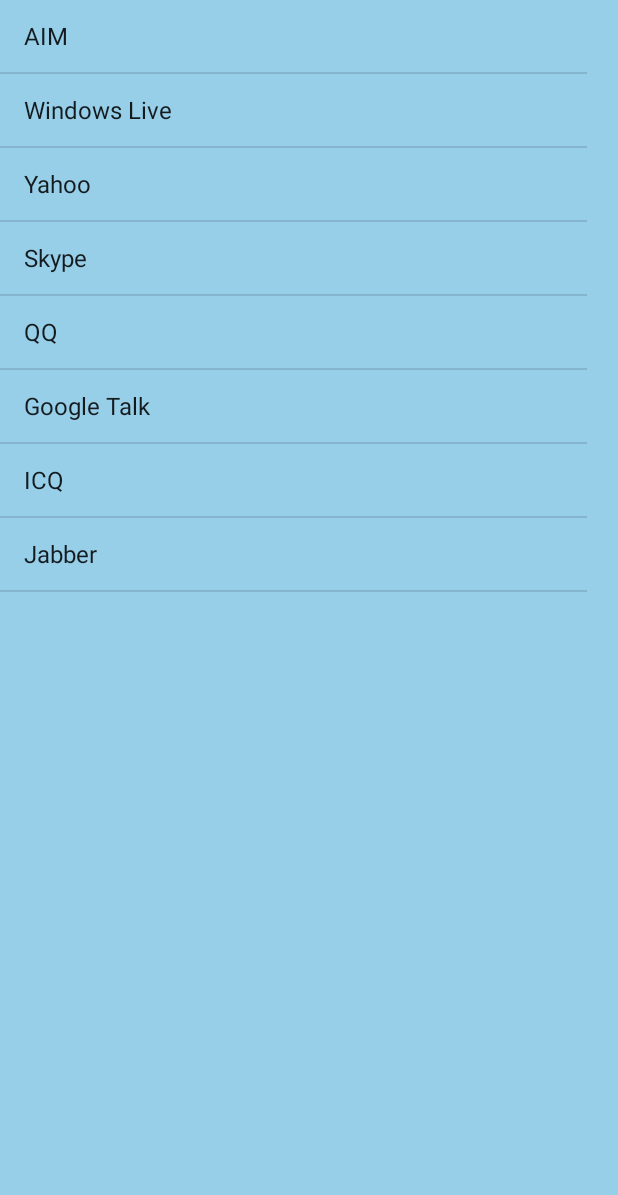
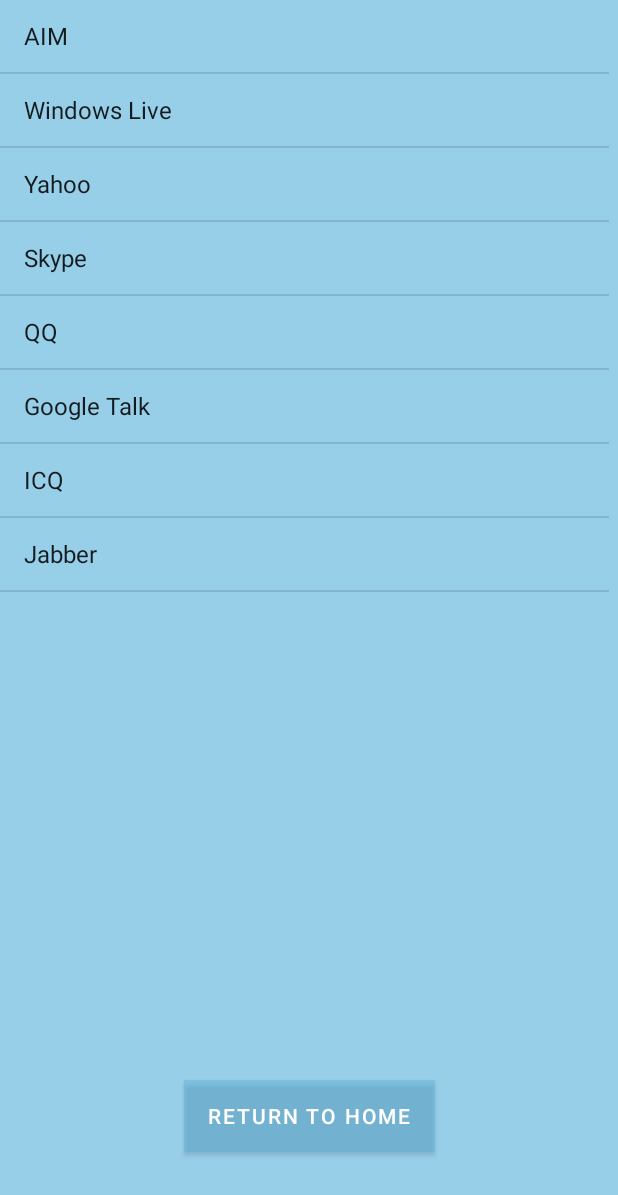
Before and after one commit to shauryamat20/AppDev1, an Android app: the layout activity_view_transactions.xml on its own in the app's theme, with its tools: preview values and no code run, on a phone screen of 412 x 824 dp. Shown: the top 1195 px of the screen. Run offline under Robolectric (Android 15) with nearby library versions, the phone set to English and light mode, and no system bars.

Commit message:
Transactions Display complete

```diff
--- a/app/src/main/java/com/example/androidappdev1/viewTransactions.java
+++ b/app/src/main/java/com/example/androidappdev1/viewTransactions.java
@@ -4,6 +4,7 @@ import androidx.appcompat.app.AppCompatActivity;
 
 import android.content.Intent;
 import android.os.Bundle;
+import android.view.View;
 import android.widget.ListView;
 
 import java.util.ArrayList;
@@ -33,4 +34,8 @@ public class viewTransactions extends AppCompatActivity {
         listView.setAdapter(whatever);
 
     }
+
+    public void returnToHome(View view){
+        finish();
+    }
 }
--- a/app/src/main/res/layout/activity_view_transactions.xml
+++ b/app/src/main/res/layout/activity_view_transactions.xml
@@ -9,9 +9,22 @@
 
     <ListView
         android:id="@+id/listViewId"
-        android:layout_width="391dp"
-        android:layout_height="783dp"
+        android:layout_width="406dp"
+        android:layout_height="596dp"
         android:entries="@android:array/imProtocols"
         tools:layout_editor_absoluteX="1dp"
         tools:layout_editor_absoluteY="1dp" />
+
+    <Button
+        android:id="@+id/button"
+        android:layout_width="wrap_content"
+        android:layout_height="wrap_content"
+        android:layout_marginBottom="56dp"
+        android:background="#9E57B1DA"
+        android:onClick="returnToHome"
+        android:text="Return to Home"
+        app:backgroundTint="#9E57B1DA"
+        app:layout_constraintBottom_toBottomOf="parent"
+        app:layout_constraintEnd_toEndOf="parent"
+        app:layout_constraintStart_toStartOf="parent" />
 </androidx.constraintlayout.widget.ConstraintLayout>
```
